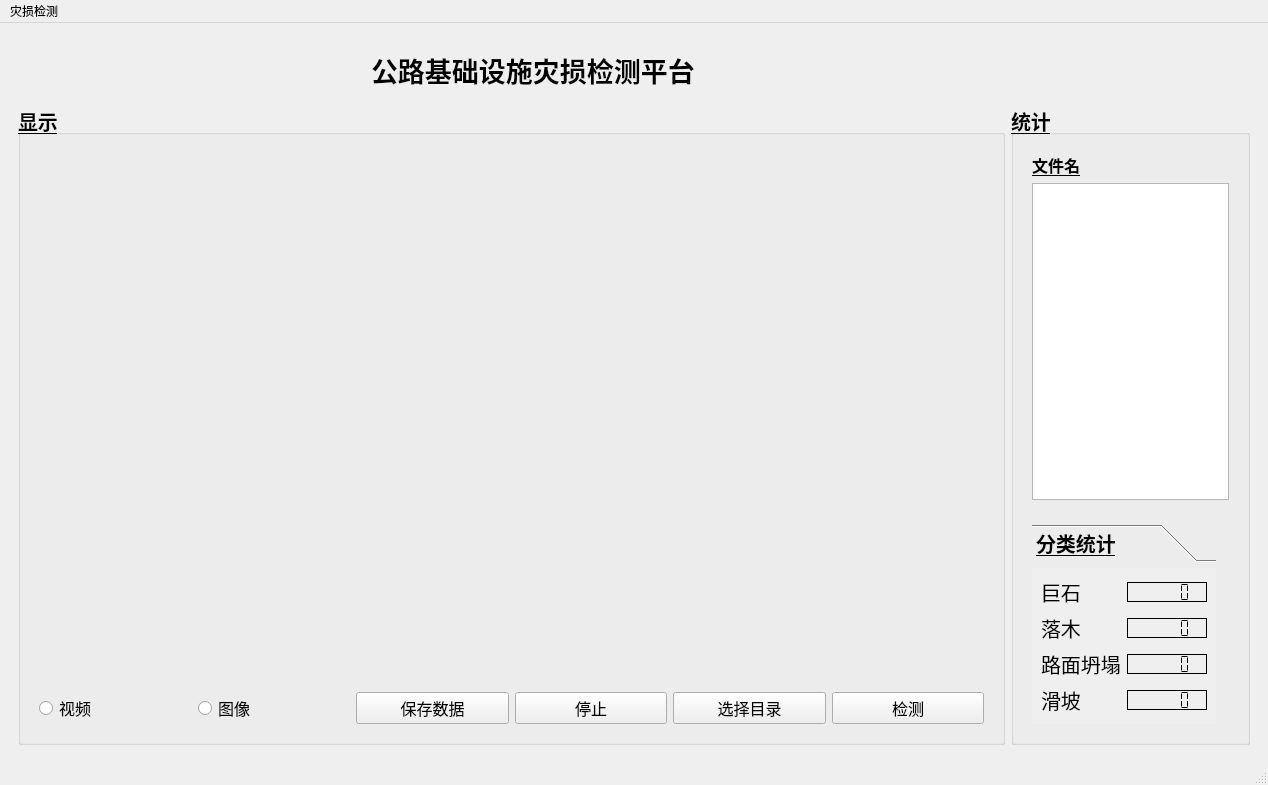
Qt form main_window.ui (XHao1997/yolo_detect_qt) before a commit.
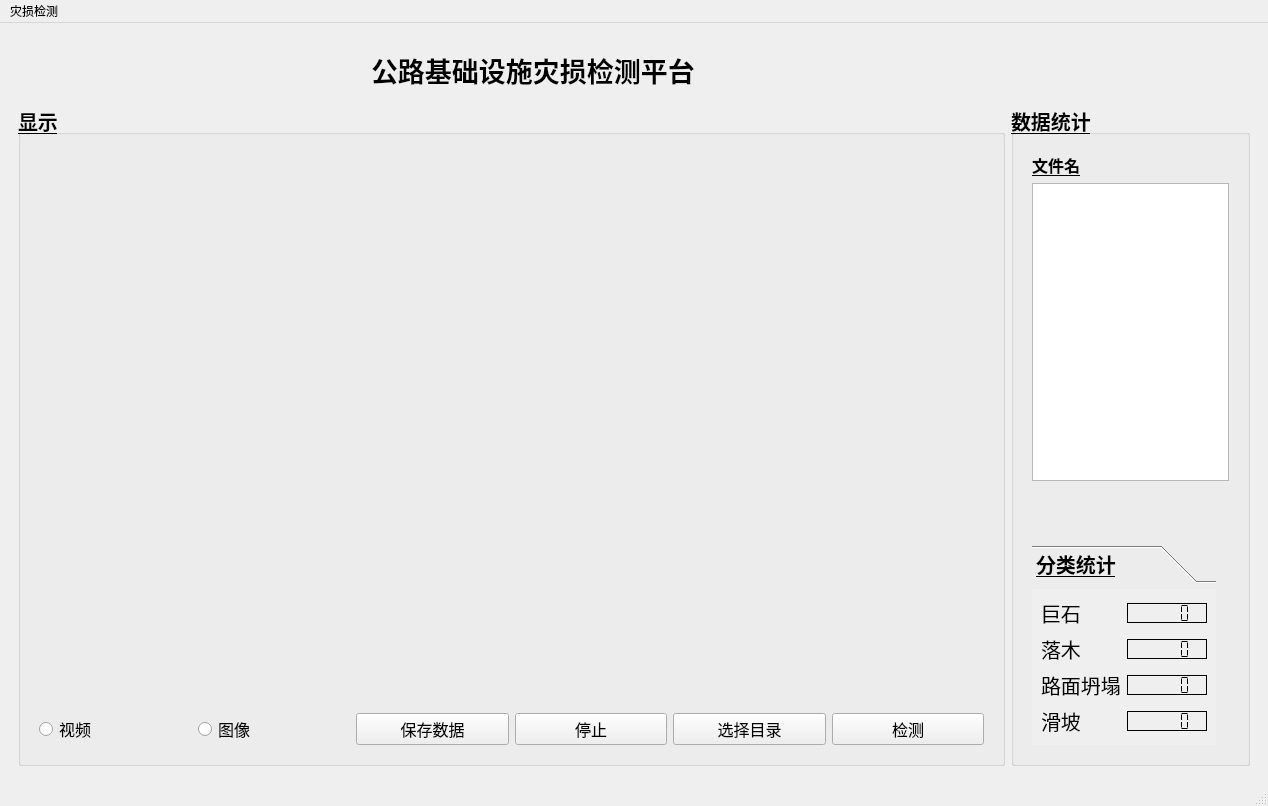
The same form after that commit. Icons and pictures are not drawn.

Commit message: adjust weight

```diff
--- a/main_window.ui
+++ b/main_window.ui
@@ -7,7 +7,7 @@
     <x>0</x>
     <y>0</y>
     <width>1268</width>
-    <height>785</height>
+    <height>806</height>
    </rect>
   </property>
   <property name="sizePolicy">
@@ -300,11 +300,11 @@
           </font>
          </property>
          <property name="title">
-          <string>统计</string>
+          <string>数据统计</string>
          </property>
          <layout class="QVBoxLayout" name="verticalLayout_2">
           <item>
-           <widget class="QWidget" name="widget" native="true">
+           <widget class="QWidget" name="" native="true">
             <property name="sizePolicy">
              <sizepolicy hsizetype="Preferred" vsizetype="Minimum">
               <horstretch>0</horstretch>
@@ -368,6 +368,22 @@
             </layout>
            </widget>
           </item>
+          <item>
+           <spacer name="verticalSpacer">
+            <property name="orientation">
+             <enum>Qt::Orientation::Vertical</enum>
+            </property>
+            <property name="sizeType">
+             <enum>QSizePolicy::Policy::Fixed</enum>
+            </property>
+            <property name="sizeHint" stdset="0">
+             <size>
+              <width>20</width>
+              <height>40</height>
+             </size>
+            </property>
+           </spacer>
+          </item>
           <item>
            <widget class="QWidget" name="horizontalWidget" native="true">
             <property name="sizePolicy">
```
Left out of the diff: 19 changed lines with no effect on the pictures. The commit also changes 1 other file.
